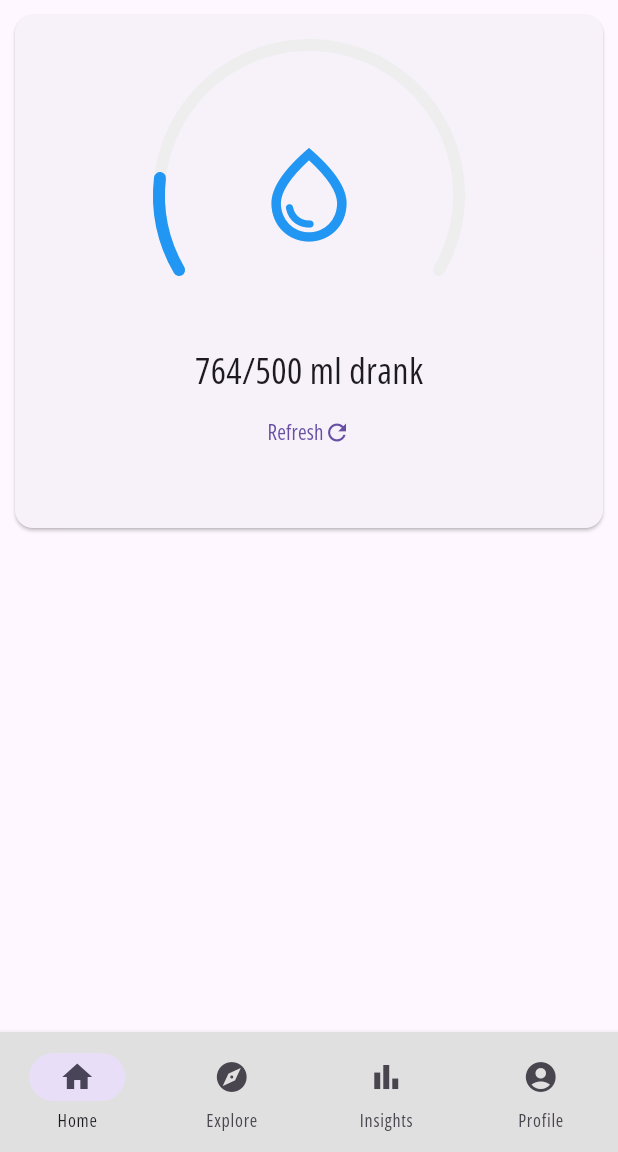
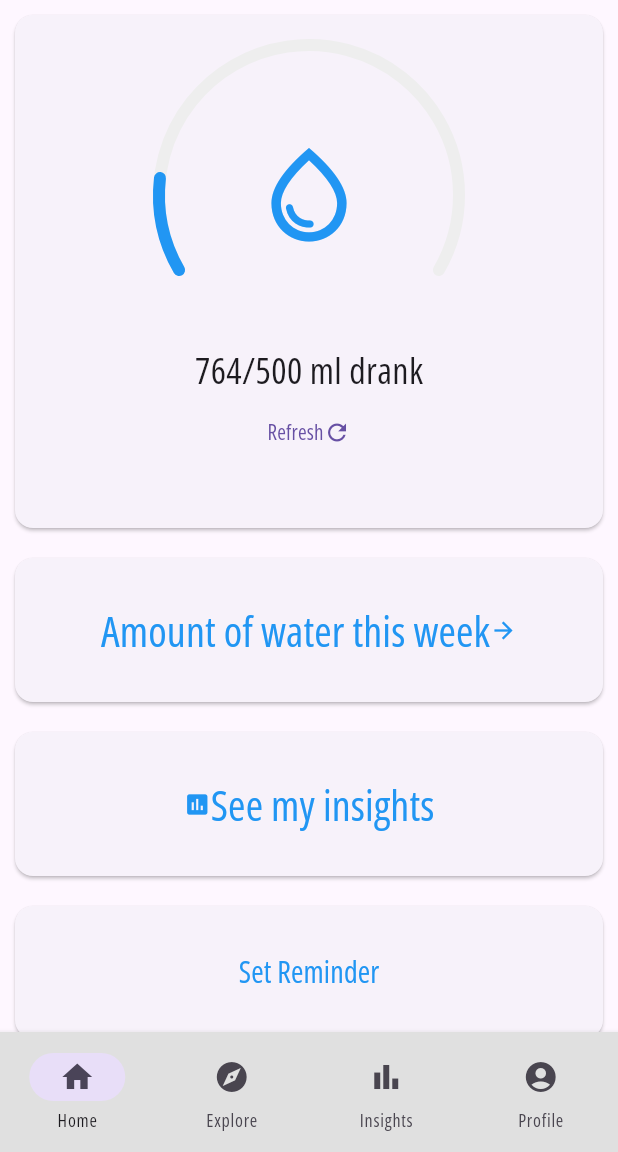
Before and after one commit to haowenyu49/smart-flask, a Flutter app: the screen it shows after launch, on a phone screen of 412 x 824 dp, the part 84-1236 px from its top. Run offline on Flutter 3.47's test engine with Material 3 defaults, Android fonts, the phone set to English and light mode, and no system bars; our stand-ins replace fl_chart.

Commit message:
Homepage Update

```diff
--- a/lib/main.dart
+++ b/lib/main.dart
@@ -44,20 +44,21 @@ class _MyAppState extends State<MyApp> {
                             child: ArcProgressIndicator(
                               progress: progress,
                               strokeWidth: 8.0,
-                              child: Icon(Icons.water_drop_outlined,
+                              child: const Icon(Icons.water_drop_outlined,
                                 color: Colors.blue,
                                 size:75,
                             ),
                     ),
                         ),
-                        Positioned(
+                        const Positioned(
                           bottom: 2,
                           child: Text(
                           '764/500 ml drank',
                           style: TextStyle(fontSize: 24),
                         ),
                         ),
-                        TextButton(onPressed: () {}, child: Row (
+                        TextButton(onPressed: () {},
+                            child: const Row (
                           mainAxisAlignment: MainAxisAlignment.center,
                             children: <Widget> [
                             Text('Refresh'),
@@ -69,9 +70,58 @@ class _MyAppState extends State<MyApp> {
                       ]
                     )
                   )
-                )
-              ],
-        ),
+                ),
+                Card(
+                    margin: EdgeInsets.all(10),
+                    child: Padding(
+                      padding: EdgeInsets.all(20),
+
+                    child: TextButton(onPressed: () {},
+                      child: const Row (
+                        mainAxisAlignment: MainAxisAlignment.center,
+
+                        children: <Widget> [
+                          Text('Amount of water this week',
+                          style: TextStyle(fontSize: 28,color:Colors.blue),),
+                          Icon(Icons.arrow_forward, color: Colors.blue,),
+                        ],
+                    ),
+                    ),
+                    ),
+                ),
+                Card (
+                  margin: EdgeInsets.all(10),
+                  child: Padding(
+                    padding: EdgeInsets.all(20),
+
+                    child: TextButton(onPressed: () {}, child: const Row (
+                        mainAxisAlignment: MainAxisAlignment.center,
+                        children: <Widget> [
+                          Icon(Icons.insert_chart, color: Colors.blue),
+                          Text('See my insights',
+                              style: TextStyle(fontSize: 28,color:Colors.blue)),
+                        ]
+                    ),
+                      ),
+                    ),
+                ),
+                Card (
+                    margin: EdgeInsets.all(10),
+                    child: Padding(
+                      padding: EdgeInsets.all(20),
+
+                    child: TextButton(onPressed: () {}, child: const Row (
+                        mainAxisAlignment: MainAxisAlignment.center,
+                        children: <Widget> [
+                          Text('Set Reminder',
+                              style: TextStyle(fontSize: 20,color:Colors.blue)),
+                        ]
+                    )
+                    ),
+                    )
+                ),
+            ]
+          ),
         ),
 
 
```
